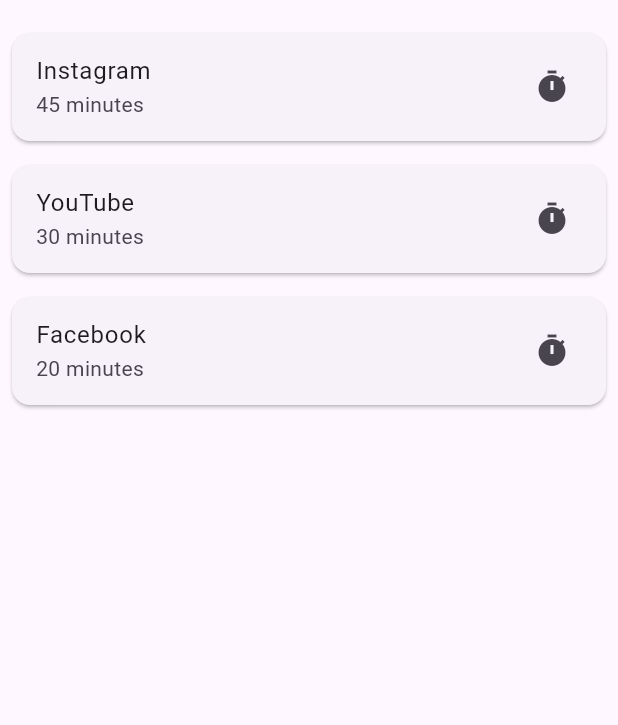
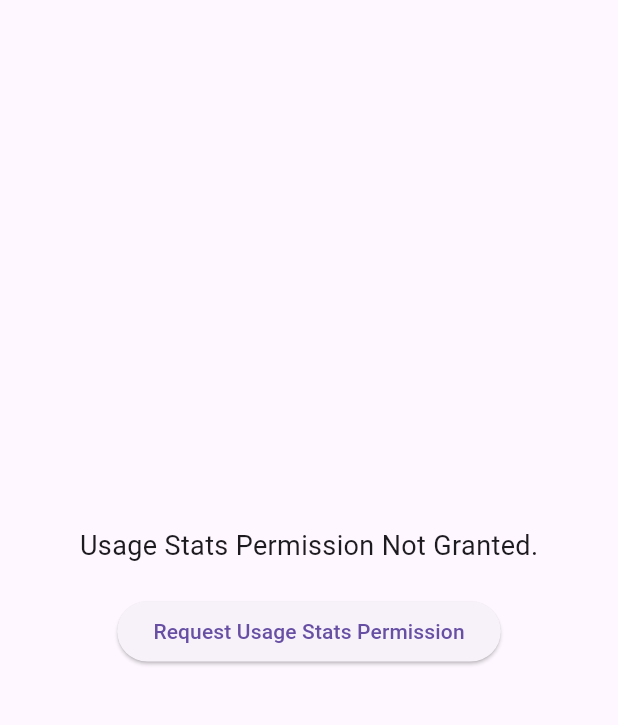
Before and after one commit to sahil1605/Dhyaan, a Flutter app: the screen it shows after launch, on a phone screen of 412 x 824 dp, the part 63-788 px from its top. Run offline on Flutter 3.47's test engine with Material 3 defaults, Android fonts, the light colour scheme and no system bars.

Commit message:
Added permission option

```diff
--- a/stay_focused_app/lib/screens/home_screen.dart
+++ b/stay_focused_app/lib/screens/home_screen.dart
@@ -1,8 +1,18 @@
 import 'package:flutter/material.dart';
-import '../models/app_usage.dart';
-import '../widgets/usage_card.dart';
+import '../models/app_usage.dart'; // Import the AppUsage model
+import '../widgets/usage_card.dart'; // Import the UsageCard widget
+import '../services/permission_service.dart'; // Import the PermissionService
 
-class HomeScreen extends StatelessWidget {
+class HomeScreen extends StatefulWidget {
+  @override
+  _HomeScreenState createState() => _HomeScreenState();
+}
+
+class _HomeScreenState extends State<HomeScreen> {
+  final PermissionService _permissionService = PermissionService();
+  bool _hasUsageStatsPermission = false;
+
+  // List of app usages (dummy data)
   final List<AppUsage> appUsages = [
     AppUsage(appName: 'Instagram', usageTime: 45),
     AppUsage(appName: 'YouTube', usageTime: 30),
@@ -10,17 +20,55 @@
   ];
 
   @override
+  void initState() {
+    super.initState();
+    _checkUsageStatsPermission();
+  }
+
+  // Check if UsageStats permission is granted
+  Future<void> _checkUsageStatsPermission() async {
+    final bool hasPermission =
+        await _permissionService.isUsageStatsPermissionGranted();
+    setState(() {
+      _hasUsageStatsPermission = hasPermission;
+    });
+  }
+
+  // Request UsageStats permission
+  Future<void> _requestUsageStatsPermission() async {
+    await _permissionService.requestUsageStatsPermission();
+    _checkUsageStatsPermission(); // Re-check after requesting permission
+  }
+
+  @override
   Widget build(BuildContext context) {
     return Scaffold(
       appBar: AppBar(
         title: Text('Stay Focused'),
       ),
-      body: ListView.builder(
+      body: _hasUsageStatsPermission
+          ? ListView.builder(
               itemCount: appUsages.length,
               itemBuilder: (context, index) {
                 final appUsage = appUsages[index];
                 return UsageCard(appUsage: appUsage);
               },
+            )
+          : Center(
+              child: Column(
+                mainAxisAlignment: MainAxisAlignment.center,
+                children: [
+                  Text(
+                    "Usage Stats Permission Not Granted.",
+                    style: TextStyle(fontSize: 18),
+                  ),
+                  SizedBox(height: 20),
+                  ElevatedButton(
+                    onPressed: _requestUsageStatsPermission,
+                    child: Text("Request Usage Stats Permission"),
+                  ),
+                ],
+              ),
             ),
     );
   }
```
Also changed, not shown: 1 other file. Lines whose indentation alone changed are shown as unchanged.
